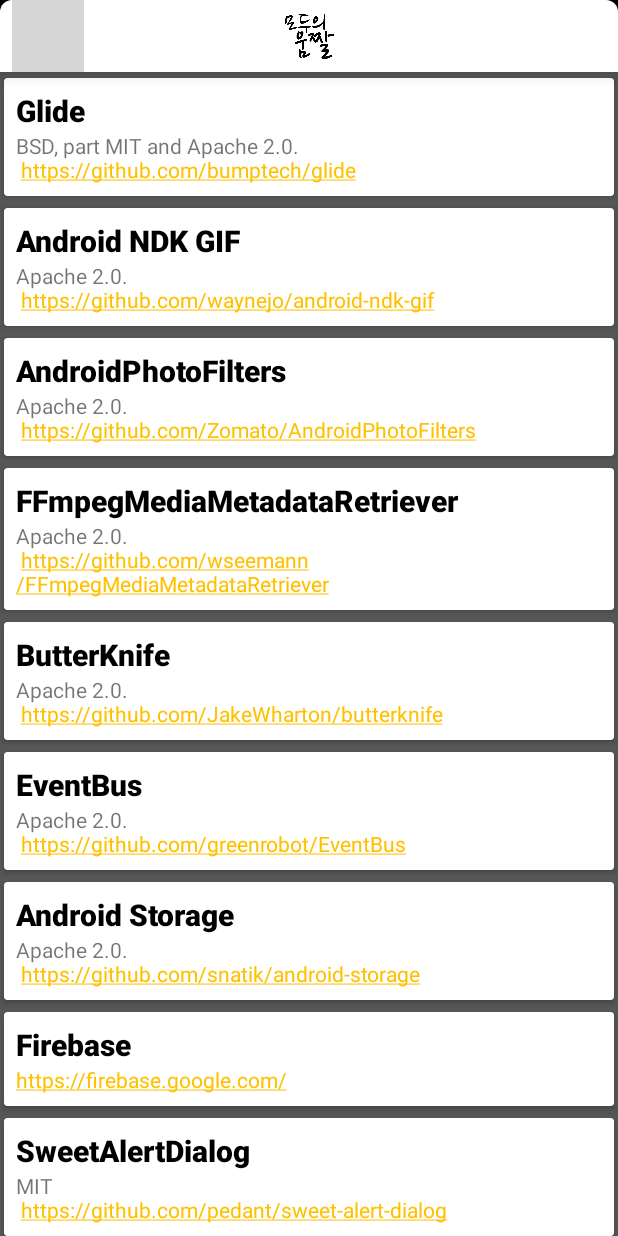
After one commit to gemini1024/Emoge, an Android app: the LicenseActivity screen opened directly, with no data from a screen before it, on a phone screen of 412 x 824 dp. The commit adds this screen. Run offline under Robolectric (Android 15) with nearby library versions, the phone set to English and light mode, and no system bars; our stand-ins replace ButterKnife; grey boxes are pictures that could not be loaded.

Commit message:
add LicenseActivity, 최초 실행시 설명화면 준비

```diff
--- a/app/build.gradle
+++ b/app/build.gradle
@@ -31,9 +31,6 @@
 
 dependencies {
     compile fileTree(include: ['*.jar'], dir: 'libs')
-    androidTestCompile('com.android.support.test.espresso:espresso-core:2.2.2', {
-        exclude group: 'com.android.support', module: 'support-annotations'
-    })
     compile project(':openCVLibrary320')
     compile('jp.mixi:AndroidDeviceCompatibility:2.0.0') {
         exclude module: 'support-v4'
@@ -58,6 +55,7 @@
     compile 'com.daimajia.androidviewhover:library:1.0.4@aar'
     compile 'com.github.chrisbanes:PhotoView:2.1.2'
     compile 'gun0912.ted:tedpermission:1.0.3'
+    compile 'com.github.faruktoptas:FancyShowCaseView:0.1.1'
     compile 'com.nightonke:boommenu:2.1.0'
     compile 'org.adw.library:discrete-seekbar:1.0.1'
     compile 'com.android.support:recyclerview-v7:25.3.1'
--- a/app/src/main/AndroidManifest.xml
+++ b/app/src/main/AndroidManifest.xml
@@ -49,6 +49,9 @@
         <activity
             android:name=".ui.gallery.GalleryActivity"
             android:screenOrientation="portrait" />
+        <activity
+            android:name=".ui.license.LicenseActivity"
+            android:screenOrientation="portrait" />
     </application>
 
 </manifest>
--- /dev/null
+++ b/app/src/main/java/com/emoge/app/emoge/model/License.java
@@ -0,0 +1,23 @@
+package com.emoge.app.emoge.model;
+
+/**
+ * Created by jh on 17. 8. 13.
+ */
+
+public class License {
+    private String title;
+    private String content;
+
+    public License(String title, String content) {
+        this.title = title;
+        this.content = content;
+    }
+
+    public String getTitle() {
+        return title;
+    }
+
+    public String getContent() {
+        return content;
+    }
+}
--- a/app/src/main/java/com/emoge/app/emoge/ui/gallery/GalleryActivity.java
+++ b/app/src/main/java/com/emoge/app/emoge/ui/gallery/GalleryActivity.java
@@ -3,6 +3,7 @@
 import android.content.Intent;
 import android.net.Uri;
 import android.os.Bundle;
+import android.os.Handler;
 import android.support.constraint.ConstraintLayout;
 import android.support.v4.app.Fragment;
 import android.support.v4.app.FragmentManager;
@@ -27,6 +28,7 @@
 import com.emoge.app.emoge.MainApplication;
 import com.emoge.app.emoge.R;
 import com.emoge.app.emoge.model.StoreGif;
+import com.emoge.app.emoge.ui.license.LicenseActivity;
 import com.emoge.app.emoge.ui.palette.MainActivity;
 import com.emoge.app.emoge.ui.server.ServerActivity;
 import com.emoge.app.emoge.ui.view.HoverViews;
@@ -43,13 +45,18 @@
 import butterknife.ButterKnife;
 import butterknife.OnClick;
 import cn.pedant.SweetAlert.SweetAlertDialog;
+import me.toptas.fancyshowcase.FancyShowCaseView;
+import me.toptas.fancyshowcase.FocusShape;
 
 public class GalleryActivity extends AppCompatActivity {
     private final String LOG_TAG = GalleryActivity.class.getSimpleName();
 
-    @BindView(R.id.gallery_drawer)  DrawerLayout mNavigationDrawer;
-    @BindView(R.id.gallery_best)    ImageView mBestPhoto;
-    @BindView(R.id.gallery_window)  ConstraintLayout mGalleryWindow;
+    @BindView(R.id.gallery_drawer)
+    DrawerLayout mNavigationDrawer;
+    @BindView(R.id.gallery_best)
+    ImageView mBestPhoto;
+    @BindView(R.id.gallery_window)
+    ConstraintLayout mGalleryWindow;
 
     private StoreGif mBestFavoriteGif;
     private Fragment mGallery;
@@ -65,19 +72,21 @@
         addNavigation();
         addGalleryFragment();
         enterGallery();
+        startShowcase();
     }
+
 
     // Navigation Drawer 추가
     private void addNavigation() {
         ActionBarDrawerToggle toggle = new ActionBarDrawerToggle(
-                this, mNavigationDrawer, (Toolbar)findViewById(R.id.toolbar),
+                this, mNavigationDrawer, (Toolbar) findViewById(R.id.toolbar),
                 R.string.navigation_open, R.string.navigation_close) {
             @Override
             public void onDrawerSlide(View drawerView, float slideOffset) {
                 super.onDrawerSlide(drawerView, slideOffset);
-                ConstraintLayout drawerLayout = (ConstraintLayout)findViewById(R.id.navigation_container);
-                ConstraintLayout contentLayout = (ConstraintLayout)findViewById(R.id.gallery_contents);
-                contentLayout.setTranslationX(slideOffset*drawerLayout.getWidth());
+                ConstraintLayout drawerLayout = (ConstraintLayout) findViewById(R.id.navigation_container);
+                ConstraintLayout contentLayout = (ConstraintLayout) findViewById(R.id.gallery_contents);
+                contentLayout.setTranslationX(slideOffset * drawerLayout.getWidth());
                 drawerLayout.bringChildToFront(drawerView);
                 drawerLayout.requestLayout();
             }
@@ -109,6 +118,20 @@
         mGalleryWindow.setVisibility(View.GONE);
     }
 
+    private void startShowcase() {
+        new Handler().postDelayed(new Runnable() {
+            @Override
+            public void run() {
+                new FancyShowCaseView.Builder(GalleryActivity.this)
+                        .focusOn(findViewById(R.id.gallery_bt_making))
+                        .focusShape(FocusShape.CIRCLE)
+                        .title(getString(R.string.showcase_making_gif))
+                        .build()
+                        .show();
+            }
+        }, 500);
+    }
+
     // 변경 사항 적용
     public void notifyGallery() {
         FragmentManager fm = getSupportFragmentManager();
@@ -123,11 +146,11 @@
             @Override
             public void onDataChange(DataSnapshot dataSnapshot) {
                 Log.i(LOG_TAG, dataSnapshot.toString());
-                if(dataSnapshot.getValue(StoreGif.class) != null) {
+                if (dataSnapshot.getValue(StoreGif.class) != null) {
                     mBestFavoriteGif = dataSnapshot.getChildren().iterator().next().getValue(StoreGif.class);
                     for (DataSnapshot childSnapshot : dataSnapshot.getChildren()) {
                         StoreGif storeGif = childSnapshot.getValue(StoreGif.class);
-                        if( mBestFavoriteGif.getFavorite() < storeGif.getFavorite()) {
+                        if (mBestFavoriteGif.getFavorite() < storeGif.getFavorite()) {
                             mBestFavoriteGif = storeGif;
                         }
                     }
@@ -144,7 +167,7 @@
 
     // Server 에서 인기 있는 움짤 가져와서 보여주기
     private void setBestFavoriteGif() {
-        if(mBestFavoriteGif == null) {
+        if (mBestFavoriteGif == null) {
             return;
         }
         Glide.with(GalleryActivity.this)
@@ -157,7 +180,7 @@
 
     // 인기 있는 움짤 칸을 덮어씌울 Hover View 설정
     private void setHoverByGif(StoreGif storeGif) {
-        HoverViews hover = new HoverViews(this, (BlurLayout)findViewById(R.id.gallery_hover));
+        HoverViews hover = new HoverViews(this, (BlurLayout) findViewById(R.id.gallery_hover));
         hover.buildHoverView();
         hover.setText(storeGif.getTitle());
         hover.setDownloadButton(new View.OnClickListener() {
@@ -180,7 +203,6 @@
             }
         });
     }
-
 
 
     // Navigation -
@@ -206,12 +228,13 @@
     // License 보기
     @OnClick({R.id.navigation_license_icon, R.id.navigation_license})
     void showLicense() {
-        // TODO : 라이선스 화면
+        overridePendingTransition(0, android.R.anim.fade_in);
+        startActivity(new Intent(this, LicenseActivity.class));
     }
 
     @OnClick({R.id.navigation_exit_icon, R.id.navigation_exit})
     void exitApp() {
-        if(mNavigationDrawer.isDrawerOpen(GravityCompat.START)) {
+        if (mNavigationDrawer.isDrawerOpen(GravityCompat.START)) {
             mNavigationDrawer.closeDrawer(GravityCompat.START);
         }
         showExitAppDialog();
@@ -230,7 +253,7 @@
 
     @Override
     public void onBackPressed() {
-        if(mNavigationDrawer.isDrawerOpen(GravityCompat.START)) {
+        if (mNavigationDrawer.isDrawerOpen(GravityCompat.START)) {
             mNavigationDrawer.closeDrawer(GravityCompat.START);
         } else {
             showExitAppDialog();
--- /dev/null
+++ b/app/src/main/java/com/emoge/app/emoge/ui/license/LicenseActivity.java
@@ -0,0 +1,49 @@
+package com.emoge.app.emoge.ui.license;
+
+import android.os.Bundle;
+import android.support.v7.app.AppCompatActivity;
+import android.support.v7.widget.LinearLayoutManager;
+import android.support.v7.widget.RecyclerView;
+import android.view.View;
+import android.widget.ImageButton;
+
+import com.emoge.app.emoge.R;
+import com.emoge.app.emoge.model.License;
+
+import java.util.ArrayList;
+
+import butterknife.BindView;
+import butterknife.ButterKnife;
+
+public class LicenseActivity extends AppCompatActivity {
+
+    @BindView(R.id.license_list)
+    RecyclerView mLicenseView;
+
+    @Override
+    protected void onCreate(Bundle savedInstanceState) {
+        super.onCreate(savedInstanceState);
+        setContentView(R.layout.activity_license);
+        ButterKnife.bind(this);
+
+        ImageButton backButton = (ImageButton) findViewById(R.id.toolbar_back);
+        backButton.setOnClickListener(new View.OnClickListener() {
+            @Override
+            public void onClick(View v) {
+                finish();
+            }
+        });
+
+        String[] titles = getResources().getStringArray(R.array.licenses_title);
+        String[] contents = getResources().getStringArray(R.array.licenses_content);
+        ArrayList<License> licenses = new ArrayList<>();
+        for(int i=0; i<titles.length; i++) {
+            licenses.add(new License(titles[i], contents[i]));
+        }
+
+        LicenseAdapter mLicenseAdapter = new LicenseAdapter(licenses);
+        mLicenseView.setHasFixedSize(true);
+        mLicenseView.setLayoutManager(new LinearLayoutManager(this));
+        mLicenseView.setAdapter(mLicenseAdapter);
+    }
+}
--- /dev/null
+++ b/app/src/main/java/com/emoge/app/emoge/ui/license/LicenseAdapter.java
@@ -0,0 +1,43 @@
+package com.emoge.app.emoge.ui.license;
+
+import android.support.v7.widget.RecyclerView;
+import android.view.LayoutInflater;
+import android.view.View;
+import android.view.ViewGroup;
+
+import com.emoge.app.emoge.R;
+import com.emoge.app.emoge.model.License;
+
+import java.util.List;
+
+/**
+ * Created by jh on 17. 8. 13.
+ */
+
+class LicenseAdapter extends RecyclerView.Adapter<LicenseViewHolder> {
+
+    private List<License> licenses;
+
+    public LicenseAdapter(List<License> licenses) {
+        this.licenses = licenses;
+    }
+
+    @Override
+    public LicenseViewHolder onCreateViewHolder(ViewGroup parent, int viewType) {
+        View view = LayoutInflater.from(parent.getContext()).inflate(R.layout.item_license, parent, false);
+        return new LicenseViewHolder(view);
+    }
+
+    @Override
+    public void onBindViewHolder(LicenseViewHolder holder, int position) {
+        final License item = licenses.get(position);
+
+        holder.title.setText(item.getTitle());
+        holder.content.setText(item.getContent());
+    }
+
+    @Override
+    public int getItemCount() {
+        return licenses.size();
+    }
+}
--- /dev/null
+++ b/app/src/main/java/com/emoge/app/emoge/ui/license/LicenseViewHolder.java
@@ -0,0 +1,26 @@
+package com.emoge.app.emoge.ui.license;
+
+import android.support.v7.widget.RecyclerView;
+import android.view.View;
+import android.widget.TextView;
+
+import com.emoge.app.emoge.R;
+
+import butterknife.BindView;
+import butterknife.ButterKnife;
+
+/**
+ * Created by jh on 17. 8. 13.
+ */
+
+class LicenseViewHolder extends RecyclerView.ViewHolder {
+    @BindView(R.id.license_item_title)
+    TextView title;
+    @BindView(R.id.license_item_content)
+    TextView content;
+
+    LicenseViewHolder(View itemView) {
+        super(itemView);
+        ButterKnife.bind(this, itemView);
+    }
+}
--- /dev/null
+++ b/app/src/main/res/layout/activity_license.xml
@@ -0,0 +1,21 @@
+<?xml version="1.0" encoding="utf-8"?>
+<android.support.constraint.ConstraintLayout xmlns:android="http://schemas.android.com/apk/res/android"
+    xmlns:app="http://schemas.android.com/apk/res-auto"
+    xmlns:tools="http://schemas.android.com/tools"
+    android:layout_width="match_parent"
+    android:layout_height="match_parent"
+    tools:context="com.emoge.app.emoge.ui.license.LicenseActivity">
+
+    <include layout="@layout/toolbar_main" />
+
+    <android.support.v7.widget.RecyclerView
+        android:id="@+id/license_list"
+        android:layout_width="0dp"
+        android:layout_height="0dp"
+        android:layout_marginTop="@dimen/toolbar_height"
+        app:layout_constraintBottom_toBottomOf="parent"
+        app:layout_constraintLeft_toLeftOf="parent"
+        app:layout_constraintRight_toRightOf="parent"
+        app:layout_constraintTop_toTopOf="parent" />
+
+</android.support.constraint.ConstraintLayout>
--- /dev/null
+++ b/app/src/main/res/layout/item_license.xml
@@ -0,0 +1,36 @@
+<?xml version="1.0" encoding="utf-8"?>
+<android.support.v7.widget.CardView xmlns:android="http://schemas.android.com/apk/res/android"
+    xmlns:app="http://schemas.android.com/apk/res-auto"
+    android:id="@+id/license_card"
+    android:layout_width="match_parent"
+    android:layout_height="wrap_content"
+    android:clickable="true"
+    android:elevation="@dimen/cardview_default_elevation"
+    android:foreground="?android:attr/selectableItemBackground"
+    app:cardBackgroundColor="@android:color/white"
+    app:cardUseCompatPadding="true">
+
+    <LinearLayout
+        android:layout_width="match_parent"
+        android:layout_height="wrap_content"
+        android:orientation="vertical"
+        android:padding="@dimen/half_unit_dimen">
+
+        <TextView
+            android:id="@+id/license_item_title"
+            android:layout_width="match_parent"
+            android:layout_height="wrap_content"
+            android:textAppearance="@style/TextAppearance.AppCompat.Title"
+            android:textColor="@android:color/primary_text_light"
+            android:textStyle="bold" />
+
+        <TextView
+            android:id="@+id/license_item_content"
+            android:layout_width="match_parent"
+            android:layout_height="wrap_content"
+            android:autoLink="web"
+            android:linksClickable="true"
+            android:textAppearance="@style/TextAppearance.AppCompat.Small" />
+    </LinearLayout>
+
+</android.support.v7.widget.CardView>
--- a/app/src/main/res/layout/toolbar_gallery.xml
+++ b/app/src/main/res/layout/toolbar_gallery.xml
@@ -6,8 +6,8 @@
     android:layout_height="@dimen/toolbar_height"
     android:background="@drawable/toolbar_bg"
     android:elevation="@dimen/half_unit_dimen"
-    android:paddingEnd="@dimen/unit_dimen"
-    android:paddingStart="@dimen/unit_dimen"
+    android:paddingEnd="@dimen/half_unit_dimen"
+    android:paddingStart="@dimen/half_unit_dimen"
     app:contentInsetEnd="0dp"
     app:contentInsetLeft="0dp"
     app:contentInsetRight="0dp"
--- a/app/src/main/res/layout/toolbar_main.xml
+++ b/app/src/main/res/layout/toolbar_main.xml
@@ -6,6 +6,8 @@
     android:layout_height="@dimen/toolbar_height"
     android:background="@drawable/toolbar_bg"
     android:elevation="@dimen/half_unit_dimen"
+    android:paddingEnd="@dimen/half_unit_dimen"
+    android:paddingStart="@dimen/half_unit_dimen"
     app:contentInsetEnd="0dp"
     app:contentInsetLeft="0dp"
     app:contentInsetRight="0dp"
@@ -21,7 +23,6 @@
             android:id="@+id/toolbar_back"
             android:layout_width="wrap_content"
             android:layout_height="0dp"
-            android:layout_marginStart="@dimen/unit_dimen"
             android:adjustViewBounds="true"
             android:background="@android:color/transparent"
             android:contentDescription="@string/back_button"
@@ -52,7 +53,6 @@
             android:id="@+id/toolbar_next"
             android:layout_width="wrap_content"
             android:layout_height="0dp"
-            android:layout_marginEnd="@dimen/unit_dimen"
             android:adjustViewBounds="true"
             android:background="@android:color/transparent"
             android:contentDescription="@string/next"
@@ -69,7 +69,6 @@
             android:id="@+id/toolbar_save"
             android:layout_width="wrap_content"
             android:layout_height="0dp"
-            android:layout_marginEnd="@dimen/unit_dimen"
             android:adjustViewBounds="true"
             android:background="@android:color/transparent"
             android:contentDescription="@string/save"
--- a/app/src/main/res/values/arrays.xml
+++ b/app/src/main/res/values/arrays.xml
@@ -47,4 +47,43 @@
         <item>고화질</item>
         <item>초고화질</item>
     </string-array>
+
+
+    <!--license-->
+    <string-array name="licenses_title">
+        <item>Glide</item>
+        <item>Android NDK GIF</item>
+        <item>AndroidPhotoFilters</item>
+        <item>FFmpegMediaMetadataRetriever</item>
+        <item>ButterKnife</item>
+        <item>EventBus</item>
+        <item>Android Storage</item>
+        <item>Firebase</item>
+        <item>SweetAlertDialog</item>
+        <item>DragSortAdapter</item>
+        <item>AndroidViewHover</item>
+        <item>PhotoView</item>
+        <item>TedPermission</item>
+        <item>BoomMenu</item>
+        <item>Discrete SeekBar</item>
+        <item>FancyShowCaseView</item>
+    </string-array>
+    <string-array name="licenses_content">
+        <item>BSD, part MIT and Apache 2.0. \n https://github.com/bumptech/glide</item>
+        <item>Apache 2.0. \n https://github.com/waynejo/android-ndk-gif</item>
+        <item>Apache 2.0. \n https://github.com/Zomato/AndroidPhotoFilters</item>
+        <item>Apache 2.0. \n https://github.com/wseemann/FFmpegMediaMetadataRetriever</item>
+        <item>Apache 2.0. \n https://github.com/JakeWharton/butterknife</item>
+        <item>Apache 2.0. \n https://github.com/greenrobot/EventBus</item>
+        <item>Apache 2.0. \n https://github.com/snatik/android-storage</item>
+        <item>https://firebase.google.com/</item>
+        <item>MIT \n https://github.com/pedant/sweet-alert-dialog</item>
+        <item>Apache 2.0. \n https://github.com/vinc3m1/DragSortAdapter</item>
+        <item>https://github.com/daimajia/AndroidViewHover</item>
+        <item>Apache 2.0. \n https://github.com/chrisbanes/PhotoView</item>
+        <item>Apache 2.0. \n https://github.com/ParkSangGwon/TedPermission</item>
+        <item>Apache 2.0. \n https://github.com/Nightonke/BoomMenu</item>
+        <item>Apache 2.0. \n https://github.com/AnderWeb/discreteSeekBar</item>
+        <item>Apache 2.0. \n https://github.com/faruktoptas/FancyShowCaseView</item>
+    </string-array>
 </resources>
--- a/app/src/main/res/values/strings.xml
+++ b/app/src/main/res/values/strings.xml
@@ -24,6 +24,7 @@
     <string name="err_add_frames_content">프레임의 일부를 추가할 수 없습니다 \n(최대 10개)</string>
     <string name="err_history_rollback_title">되돌리기 실패</string>
     <string name="err_history_rollback_content">원본이미지입니다</string>
+    <string name="err_remove_file">파일이 삭제에 실패 했습니다 다시 시도해 주세요.</string>
 
 
     <!--dialog-->
@@ -52,6 +53,7 @@
     <string name="warning_mobile_network">데이터 네트워크를 사용 중 입니다\n계속 하시겠습니까?</string>
     <string name="continue_work">계속</string>
     <string name="cancel">취소</string>
+    <string name="remove_file">파일이 삭제되었습니다.</string>
 
     <!--correct-->
     <string name="fps" translatable="false">Fps</string>
@@ -75,6 +77,13 @@
     <string name="app_package_google_drive" translatable="false">com.google.android.apps.docs</string>
     <string name="app_package_facebook" translatable="false">com.facebook.katana</string>
 
+    <!--navigation-->
+    <string name="navigation_open">이동화면 열림</string>
+    <string name="navigation_close">이동화면 닫힘</string>
+    <string name="navigation_server">서버로 이동</string>
+    <string name="navigation_making_gif">움짤 생성</string>
+    <string name="navigation_license">license</string>
+
     <!--other-->
     <string name="save">움짤 저장</string>
     <string name="menu_add_image">이미지 추가 메뉴</string>
@@ -88,12 +97,6 @@
     <string name="history">history</string>
     <string name="hide">숨기기</string>
     <string name="back">back</string>
-    <string name="navigation_open">이동화면 열림</string>
-    <string name="navigation_close">이동화면 닫힘</string>
     <string name="best_image">이 시각 최고의 움짤</string>
-    <string name="navigation_server">서버로 이동</string>
-    <string name="navigation_making_gif">움짤 생성</string>
-    <string name="navigation_license">license</string>
-    <string name="remove_file">파일이 삭제되었습니다.</string>
-    <string name="err_remove_file">파일이 삭제에 실패 했습니다 다시 시도해 주세요.</string>
+    <string name="showcase_making_gif">Click해서 움짤을 만들어보세요</string>
 </resources>
```
